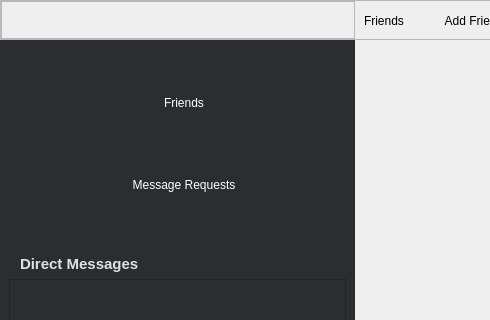
Didi305/Discard, file mainwindow/mainwindow.ui: the form before one commit; both pictures show x 0 to 490 and y 0 to 320 of the 1054 by 762 pixel window.
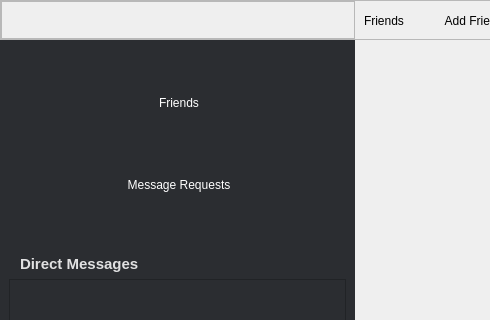
The form after the commit. Icons and pictures are not drawn.

Diff of the .ui file:
```diff
--- a/mainwindow/mainwindow.ui
+++ b/mainwindow/mainwindow.ui
@@ -849,10 +849,17 @@
                   <string notr="true"/>
                  </property>
                  <property name="text">
-                  <string>   Friends</string>
+                  <string>Friends</string>
                  </property>
                  <property name="icon">
-                  <iconset theme="QIcon::ThemeIcon::UserAvailable"/>
+                  <iconset resource="../resource.qrc">
+                   <normaloff>:/icons/friends.svg</normaloff>:/icons/friends.svg</iconset>
+                 </property>
+                 <property name="iconSize">
+                  <size>
+                   <width>24</width>
+                   <height>24</height>
+                  </size>
                  </property>
                  <property name="flat">
                   <bool>true</bool>
@@ -877,10 +884,17 @@
                   <string notr="true"/>
                  </property>
                  <property name="text">
-                  <string>   Message Requests</string>
+                  <string>Message Requests</string>
                  </property>
                  <property name="icon">
-                  <iconset theme="QIcon::ThemeIcon::DocumentSend"/>
+                  <iconset resource="../resource.qrc">
+                   <normaloff>:/icons/message-requests.svg</normaloff>:/icons/message-requests.svg</iconset>
+                 </property>
+                 <property name="iconSize">
+                  <size>
+                   <width>24</width>
+                   <height>24</height>
+                  </size>
                  </property>
                  <property name="flat">
                   <bool>true</bool>
```
Left out of the diff: 4 changed lines with no effect on the pictures.
